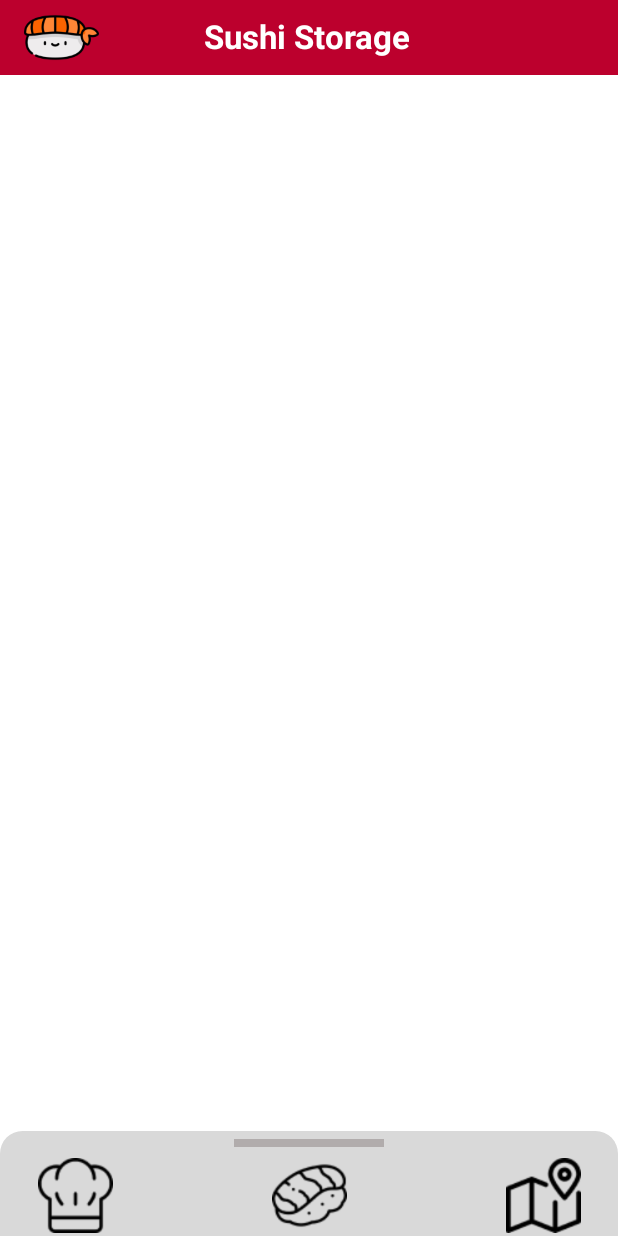
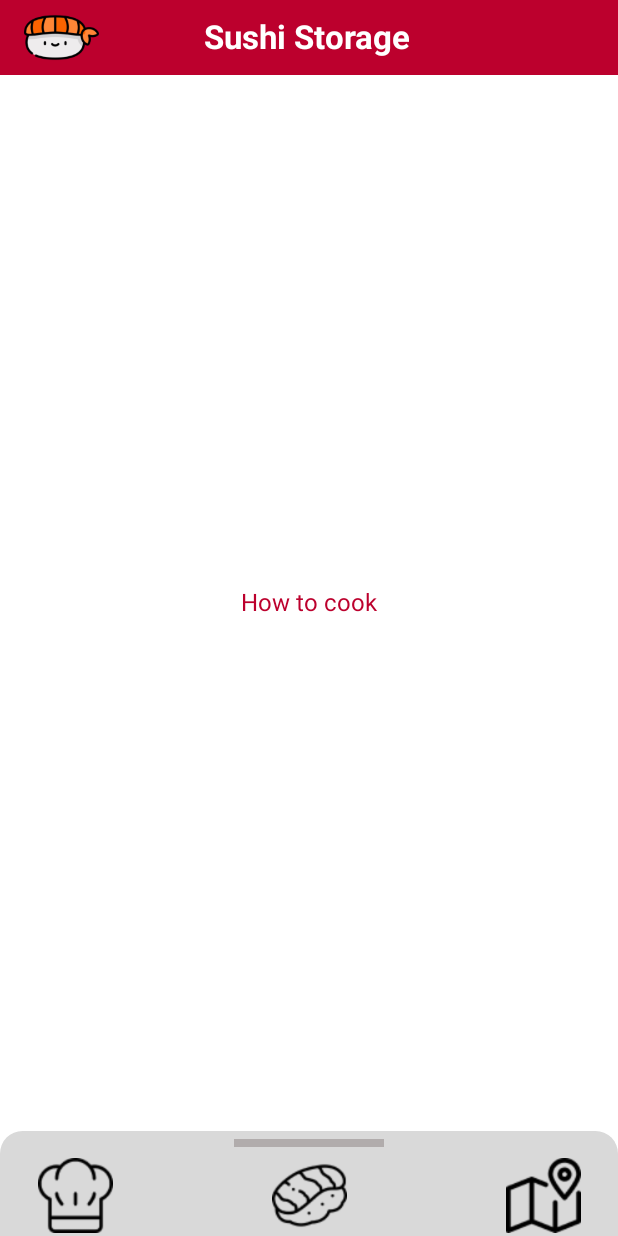
Before and after one commit to TheRealPad/sushiStorage, an Android app built with Jetpack Compose: the screen it shows after launch (MainActivity), after a tap on "icon", on a phone screen of 412 x 824 dp. Run offline under Robolectric (Android 15) with nearby library versions, the light colour scheme and no system bars; our stand-ins replace accompanist.

Commit message:
[Mod] update sushi list

```diff
--- a/android/app/src/main/java/com/example/mobile/screens/Index.kt
+++ b/android/app/src/main/java/com/example/mobile/screens/Index.kt
@@ -1,6 +1,7 @@
 package com.example.mobile.screens
 
 import androidx.compose.foundation.layout.Column
+import androidx.compose.material.MaterialTheme
 import androidx.compose.material.Text
 import androidx.compose.runtime.Composable
 import androidx.compose.ui.graphics.Color
@@ -8,20 +9,13 @@ import androidx.compose.ui.graphics.Color
 @Composable
 fun screenA() {
     Column() {
-        Text("Tu", color = Color.White)
-    }
-}
-
-@Composable
-fun screenB() {
-    Column() {
-        Text("Es", color = Color.White)
+        Text("How to cook", color = MaterialTheme.colors.primary)
     }
 }
 
 @Composable
 fun screenC() {
     Column() {
-        Text("Célibataire 🖕", color = Color.White)
+        Text("Map", color = MaterialTheme.colors.primary)
     }
 }
--- a/android/app/src/main/java/com/example/mobile/screens/sushiListPage/List.kt
+++ b/android/app/src/main/java/com/example/mobile/screens/sushiListPage/List.kt
@@ -1,12 +1,30 @@
-import androidx.compose.foundation.layout.Column
+import android.content.res.Configuration
+import androidx.compose.foundation.background
+import androidx.compose.foundation.layout.*
 import androidx.compose.foundation.lazy.LazyColumn
 import androidx.compose.foundation.lazy.items
 import androidx.compose.runtime.*
+import androidx.compose.ui.Modifier
+import androidx.compose.ui.graphics.Color
 import androidx.compose.ui.platform.LocalContext
+import androidx.compose.ui.tooling.preview.Preview
+import androidx.compose.ui.unit.dp
 import com.example.mobile.data.SampleData
 import com.example.mobile.dto.Sushi
 import com.example.mobile.screens.sushiListPage.Filters
 import com.example.mobile.utils.FavoriteStore
+
+@Preview(name = "Light Mode")
+@Preview(
+    uiMode = Configuration.UI_MODE_NIGHT_YES,
+    showBackground = true,
+    name = "Dark Mode",
+    locale = "en"
+)
+@Composable
+fun PreviewSushiList() {
+    SushiList(sushis = SampleData.sushiSample)
+}
 
 @Composable
 fun SushiList(sushis: List<Sushi>) {
@@ -17,9 +35,15 @@ fun SushiList(sushis: List<Sushi>) {
     val favoriteSushi = SampleData.sushiSample.filter { sushi -> favoriteSushiId.any { p -> p == sushi.uuid.toString() } }
     var (displayFavorite, setDisplayFavorite) = remember { mutableStateOf(false) }
 
-    Column {
+    Column(
+        modifier = Modifier
+            .fillMaxSize()
+    ) {
         Filters(displayFavorite, setDisplayFavorite)
-        LazyColumn {
+        LazyColumn(
+            modifier = Modifier.padding(horizontal = 5.dp),
+            verticalArrangement = Arrangement.spacedBy(8.dp),
+        ) {
             if (displayFavorite)
                 items(favoriteSushi) { sushi ->
                     SushiCard(sushi, store)
--- a/android/app/src/main/java/com/example/mobile/ui/theme/Theme.kt
+++ b/android/app/src/main/java/com/example/mobile/ui/theme/Theme.kt
@@ -12,7 +12,12 @@ private val DarkColorPalette = darkColors(
     primary = Red,
     primaryVariant = Red,
     secondary = White,
-    onSecondary = Color.White
+    onSecondary = Color.White,
+    background = Color.White,
+    surface = Color.White,
+    onPrimary = Color.White,
+    onBackground = Color.Black,
+    onSurface = Color.Black,
 )
 
 private val LightColorPalette = lightColors(
@@ -20,14 +25,11 @@ private val LightColorPalette = lightColors(
     primaryVariant = Red,
     secondary = White,
     onSecondary = Color.Black,
-
-    /* Other default colors to override
     background = Color.White,
     surface = Color.White,
     onPrimary = Color.White,
     onBackground = Color.Black,
     onSurface = Color.Black,
-    */
 )
 
 @Composable
```
Also changed, not shown: android/app/src/main/java/com/example/mobile/screens/sushiListPage/Sushi.kt (+28 -16 lines).
